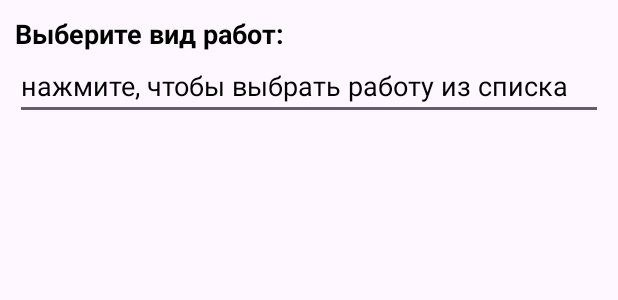
After one commit to DmitryMazaev/DaylyReport2, an Android app: the layout new_work_item.xml on its own in the app's theme, with its tools: preview values and no code run, on a phone screen of 412 x 824 dp. The commit adds this screen. Shown: the top 300 px of the screen. Run offline under Robolectric (Android 15) with nearby library versions, the phone set to English and light mode, and no system bars.

Commit message:
Разметка

```diff
--- a/app/build.gradle.kts
+++ b/app/build.gradle.kts
@@ -49,4 +49,5 @@ dependencies {
     testImplementation(libs.junit)
     androidTestImplementation(libs.androidx.junit)
     androidTestImplementation(libs.androidx.espresso.core)
+    runtimeOnly("androidx.recyclerview:recyclerview:1.3.2")
 }
--- a/app/src/main/java/com/example/daylyreport/classes/Report.kt
+++ b/app/src/main/java/com/example/daylyreport/classes/Report.kt
@@ -5,10 +5,10 @@ data class Report (
     val constructionObject: String,
     //Дата начала производства работ (вспомнить установку даты и времени в Android, было занятие)
     val dateOfWork: String,
-    //Поле, содержащее информацию о месте производства работ
-    val location: Location,
     //Поле с видом работ, содержит информацию о количестве и затратах при ее выполнении
     val typeOfWork: List<TypeOfWork>,
     //Поле с производителем работ
-    val foreman: Foreman
+    val foreman: Foreman,
+    //Является ли сменный отчет откорректированным (false - нет, true - да)
+    val isAmendedReport: Boolean
 )
--- a/app/src/main/java/com/example/daylyreport/classes/TypeOfWork.kt
+++ b/app/src/main/java/com/example/daylyreport/classes/TypeOfWork.kt
@@ -3,6 +3,8 @@ package com.example.daylyreport.classes
 data class TypeOfWork (
     //Вид работы
     val typicalWork: TypicalWork,
+    //Поле, содержащее информацию о месте производства работ
+    val location: Location,
     //Список материалов
     val material: List<Material>,
     //Список транспортных средств
--- /dev/null
+++ b/app/src/main/res/layout/new_work_item.xml
@@ -0,0 +1,27 @@
+<?xml version="1.0" encoding="utf-8"?>
+<androidx.constraintlayout.widget.ConstraintLayout xmlns:android="http://schemas.android.com/apk/res/android"
+    xmlns:app="http://schemas.android.com/apk/res-auto"
+    android:id="@+id/pimple_recycler"
+    android:layout_width="match_parent"
+    android:layout_height="wrap_content">
+    <TextView
+        style="@style/heading_report_style"
+        android:id="@+id/typical_work_text"
+        android:layout_width="match_parent"
+        android:layout_height="wrap_content"
+        app:layout_constraintTop_toTopOf="parent"
+        app:layout_constraintStart_toStartOf="parent"
+        app:layout_constraintEnd_toEndOf="parent"
+        android:text="@string/typical_work_text"/>
+    <EditText
+        style="@style/edit_text_report_style"
+        android:id="@+id/typical_work_edit_text"
+        android:layout_width="match_parent"
+        android:layout_height="match_parent"
+        app:layout_constraintTop_toBottomOf="@+id/typical_work_text"
+        app:layout_constraintStart_toStartOf="parent"
+        app:layout_constraintEnd_toEndOf="parent"
+        android:text="@string/typical_work_edit_text"
+        app:endIconMode="clear_text"/>
+
+</androidx.constraintlayout.widget.ConstraintLayout>
--- a/app/src/main/res/navigation/nav_graph.xml
+++ b/app/src/main/res/navigation/nav_graph.xml
@@ -7,9 +7,9 @@
 
     <fragment
         android:id="@+id/FirstFragment"
-        android:name="com.example.daylyreport.FirstFragment"
+        android:name="com.example.daylyreport.ReportFragment"
         android:label="@string/first_fragment_label"
-        tools:layout="@layout/fragment_first">
+        tools:layout="@layout/fragment_report">
     </fragment>
 
 </navigation>
--- /dev/null
+++ b/app/src/main/res/values-v26/style.xml
@@ -0,0 +1,9 @@
+<?xml version="1.0" encoding="utf-8"?>
+<resources>
+
+    <style name="edit_text_report_style">
+        <item name="android:textSize">18sp</item>
+        <item name="android:textColor">#000000</item>
+        <item name="android:layout_marginHorizontal">10dp</item>
+    </style>
+</resources>
--- a/app/src/main/res/values/colors.xml
+++ b/app/src/main/res/values/colors.xml
@@ -2,4 +2,6 @@
 <resources>
     <color name="black">#FF000000</color>
     <color name="white">#FFFFFFFF</color>
+    <color name="medium_persian_blue">#0067a5</color>
+    <color name="simple_blue">#42aaff</color>
 </resources>
--- /dev/null
+++ b/app/src/main/res/values/style.xml
@@ -0,0 +1,18 @@
+<?xml version="1.0" encoding="utf-8"?>
+<resources>
+    <style name="heading_report_style">
+        <item name="android:textSize">18sp</item>
+        <item name="android:textColor">@color/black</item>
+        <item name="android:textStyle">bold</item>
+        <item name="android:layout_margin">10dp</item>
+    </style>
+    <style name="button_style">
+        <item name="android:textSize">16sp</item>
+        <item name="android:textColor">@color/white</item>
+        <item name="android:textStyle">bold</item>
+        <item name="android:layout_margin">10dp</item>
+        <item name="android:background">@drawable/custom_ripple_effect_to_button</item>
+        <item name="android:focusable">true</item>
+        <item name="android:clickable">true</item>
+    </style>
+</resources>
```
Also changed, not shown: app/src/main/java/com/example/daylyreport/ReportFragment.kt (renamed from app/src/main/java/com/example/daylyreport/FirstFragment.kt, +4 -5 lines), app/src/main/res/drawable/custom_ripple_effect_to_button.xml (added, +11 -0 lines), app/src/main/res/layout/fragment_first.xml (deleted, +0 -15 lines), app/src/main/res/layout/fragment_report.xml (added, +82 -0 lines), app/src/main/res/values/strings.xml (+9 -37 lines).
